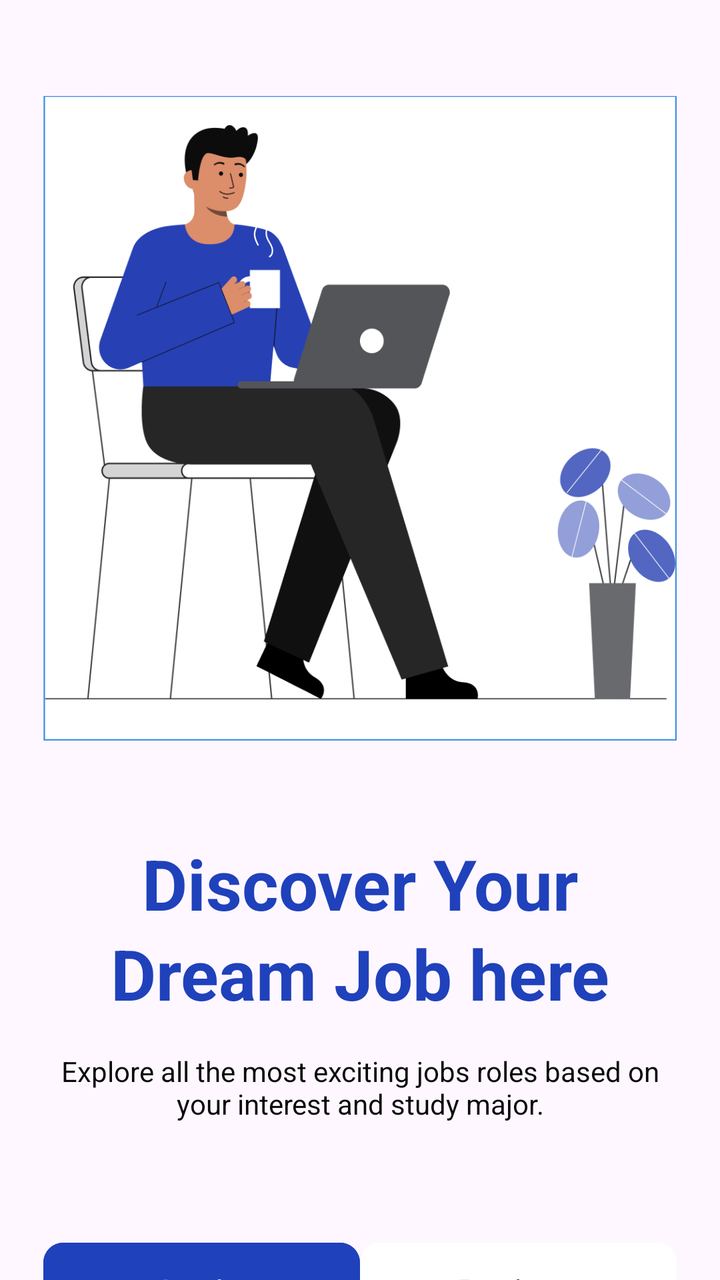
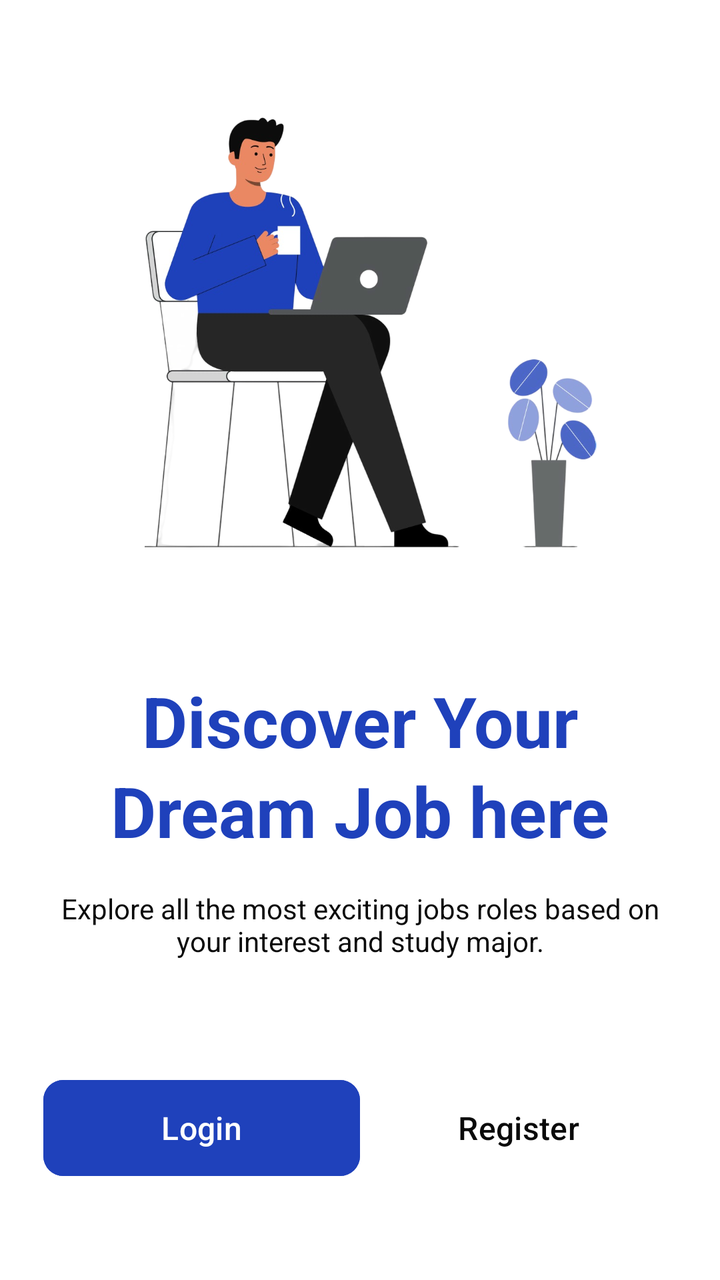

Compare the two renders of this Android layout. The source of the first and the diff that turns it into the second are given below.
<!-- AndroidManifest.xml: application theme Theme.App1 -->
<!-- res/layout/activity_main.xml -->
<?xml version="1.0" encoding="utf-8"?>
<androidx.constraintlayout.widget.ConstraintLayout
    xmlns:android="http://schemas.android.com/apk/res/android"
    xmlns:app="http://schemas.android.com/apk/res-auto"
    xmlns:tools="http://schemas.android.com/tools"
    android:id="@+id/main"
    android:layout_width="match_parent"
    android:layout_height="match_parent"
    tools:context=".MainActivity">

    <androidx.constraintlayout.widget.Guideline
        android:id="@+id/guideStart"
        android:layout_width="wrap_content"
        android:layout_height="wrap_content"
        android:orientation="vertical"
        app:layout_constraintGuide_percent="0.06" />

    <androidx.constraintlayout.widget.Guideline
        android:id="@+id/guideEnd"
        android:layout_width="wrap_content"
        android:layout_height="wrap_content"
        android:orientation="vertical"
        app:layout_constraintGuide_percent="0.94" />

    <LinearLayout
        android:id="@+id/mainContent"
        android:layout_width="0dp"
        android:layout_height="wrap_content"
        android:orientation="vertical"
        android:layout_marginTop="48dp"
        app:layout_constraintStart_toStartOf="@id/guideStart"
        app:layout_constraintEnd_toEndOf="@id/guideEnd"
        app:layout_constraintTop_toTopOf="parent">

        <ImageView
            android:id="@+id/imgWelcome"
            android:layout_width="match_parent"
            android:layout_height="wrap_content"
            android:adjustViewBounds="true"
            android:contentDescription="Welcome"
            android:scaleType="fitCenter"
            android:src="@drawable/welcome" />

        <TextView
            android:id="@+id/tvTitle"
            android:layout_width="match_parent"
            android:layout_height="wrap_content"
            android:layout_marginTop="48dp"
            android:gravity="center"
            android:text="Discover Your Dream Job here"
            android:textColor="@color/appBlue"
            android:textSize="35sp"
            android:textStyle="bold"
            android:lineSpacingExtra="4dp" />

        <TextView
            android:id="@+id/tvSubtitle"
            android:layout_width="match_parent"
            android:layout_height="wrap_content"
            android:layout_marginTop="16dp"
            android:gravity="center"
            android:text="Explore all the most exciting jobs roles based on your interest and study major."
            android:textColor="@color/textBlack"
            android:textSize="14sp" />

        <LinearLayout
            android:id="@+id/layoutButtons"
            android:layout_width="match_parent"
            android:layout_height="wrap_content"
            android:layout_marginTop="56dp"
            android:gravity="center_vertical"
            android:orientation="horizontal">

            <Button
                android:id="@+id/btnLogin"
                android:layout_width="wrap_content"
                android:layout_height="56dp"
                android:minWidth="160dp"
                android:paddingStart="32dp"
                android:paddingEnd="32dp"
                android:backgroundTint="@color/appBlue"
                android:text="Login"
                android:textColor="@color/white"
                android:textSize="16sp"
                app:cornerRadius="10dp"
                android:layout_weight="0.5"/>

            <Button
                android:id="@+id/btnRegister"
                android:layout_width="wrap_content"
                android:layout_height="56dp"
                android:minWidth="160dp"
                android:paddingStart="32dp"
                android:paddingEnd="32dp"
                android:backgroundTint="@color/white"
                android:text="Register"
                android:textColor="@color/textBlack"
                android:textSize="16sp"
                app:cornerRadius="10dp"
                android:layout_weight="0.5"/>

        </LinearLayout>

    </LinearLayout>

</androidx.constraintlayout.widget.ConstraintLayout>
<!-- resources referenced by this layout -->
<resources>
  <color name="appBlue">#1F41BB</color>
  <color name="textBlack">#FF0A0A0A</color>
  <color name="white">#FFFFFFFF</color>
  <!-- drawable welcome: png bitmap (drawable, 364848 bytes) -->
  <style name="Theme.App1" parent="Base.Theme.App1" />
  <style name="Base.Theme.App1" parent="Theme.Material3.DayNight.NoActionBar">
          
          
      </style>
</resources>

<!-- the commit's change to res/layout/activity_main.xml (unified diff, before → after) -->
@@ -25,17 +25,19 @@
     <LinearLayout
         android:id="@+id/mainContent"
         android:layout_width="0dp"
-        android:layout_height="wrap_content"
+        android:layout_height="0dp"
         android:orientation="vertical"
         android:layout_marginTop="48dp"
         app:layout_constraintStart_toStartOf="@id/guideStart"
         app:layout_constraintEnd_toEndOf="@id/guideEnd"
-        app:layout_constraintTop_toTopOf="parent">
+        app:layout_constraintTop_toTopOf="parent"
+        app:layout_constraintBottom_toBottomOf="parent">
 
         <ImageView
             android:id="@+id/imgWelcome"
             android:layout_width="match_parent"
-            android:layout_height="wrap_content"
+            android:layout_height="0dp"
+            android:layout_weight="1"
             android:adjustViewBounds="true"
             android:contentDescription="Welcome"
             android:scaleType="fitCenter"
@@ -69,7 +71,8 @@
             android:layout_height="wrap_content"
             android:layout_marginTop="56dp"
             android:gravity="center_vertical"
-            android:orientation="horizontal">
+            android:orientation="horizontal"
+            android:layout_marginBottom="48dp">
 
             <Button
                 android:id="@+id/btnLogin"
<!-- resource entries referenced after the edit -->
@@ -3,11 +3,13 @@
   <color name="appBlue">#1F41BB</color>
   <color name="textBlack">#FF0A0A0A</color>
   <color name="white">#FFFFFFFF</color>
-  <!-- drawable welcome: png bitmap (drawable, 364848 bytes) -->
+  <!-- drawable welcome: png bitmap (drawable, 276892 bytes) -->
   <style name="Theme.App1" parent="Base.Theme.App1" />
   <style name="Base.Theme.App1" parent="Theme.Material3.DayNight.NoActionBar">
           
           
+          <item name="android:windowBackground">@color/white</item>
+  
       </style>
 </resources>
 
